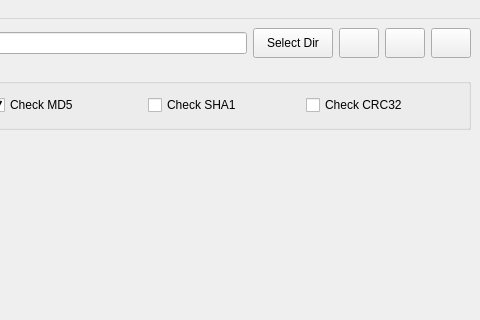
Qt form src/main/mainwindow.ui (sakuraOnlin/CheckDuplicateFiles) before a commit; both pictures show x 346 to 826 and y 0 to 320 of the 826 by 500 pixel window.
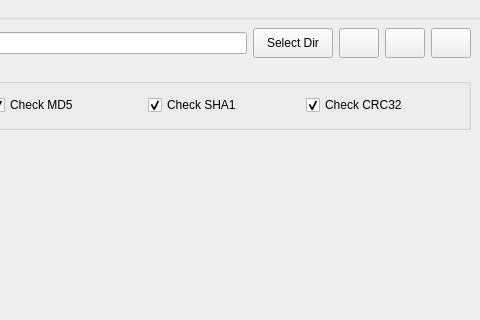
The same form after that commit. Icons and pictures are not drawn. Custom widgets are drawn as their Qt base class.

```diff
--- a/src/main/mainwindow.ui
+++ b/src/main/mainwindow.ui
@@ -202,6 +202,9 @@
              <property name="text">
               <string>Check SHA1</string>
              </property>
+             <property name="checked">
+              <bool>true</bool>
+             </property>
             </widget>
            </item>
            <item>
@@ -212,6 +215,9 @@
              <property name="text">
               <string>Check CRC32</string>
              </property>
+             <property name="checked">
+              <bool>true</bool>
+             </property>
             </widget>
            </item>
           </layout>
```
Left out of the diff: 2 changed lines with no effect on the pictures.
